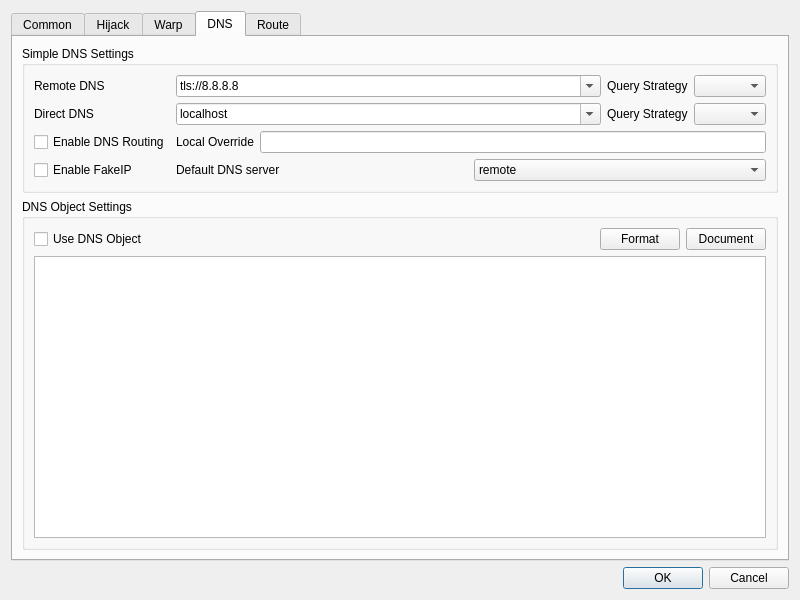
Qt form include/ui/setting/dialog_manage_routes.ui (Yulinanami/ethernet-tun-test) before a commit.
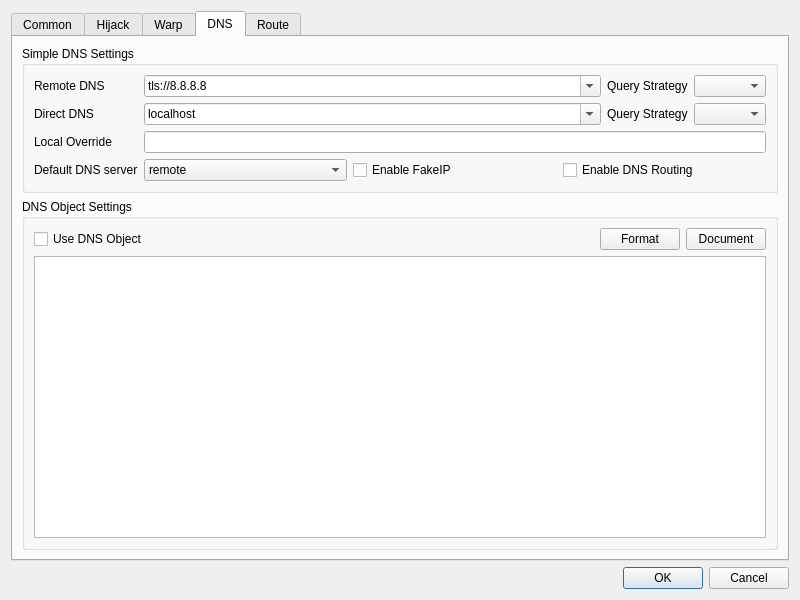
The same form after that commit. The open tabs and pages were chosen to show the change.

What changed in the file:
```diff
--- a/include/ui/setting/dialog_manage_routes.ui
+++ b/include/ui/setting/dialog_manage_routes.ui
@@ -358,13 +358,6 @@
           </item>
           <item row="6" column="3">
            <layout class="QHBoxLayout" name="horizontalLayout_3">
-            <item>
-             <widget class="QLabel" name="dns_final_out_l">
-              <property name="text">
-               <string>Default DNS server</string>
-              </property>
-             </widget>
-            </item>
             <item>
              <widget class="QComboBox" name="dns_final_out">
               <item>
@@ -379,6 +372,23 @@
               </item>
              </widget>
             </item>
+            <item>
+             <widget class="QCheckBox" name="enable_fakeip">
+              <property name="text">
+               <string>Enable FakeIP</string>
+              </property>
+             </widget>
+            </item>
+            <item>
+             <widget class="QCheckBox" name="enable_dns_routing">
+              <property name="toolTip">
+               <string>&lt;html&gt;&lt;head/&gt;&lt;body&gt;&lt;p&gt;When enabled, domains destined for direct outbound will also be resolved using direct dns&lt;/p&gt;&lt;/body&gt;&lt;/html&gt;</string>
+              </property>
+              <property name="text">
+               <string>Enable DNS Routing</string>
+              </property>
+             </widget>
+            </item>
            </layout>
           </item>
           <item row="2" column="3">
@@ -433,13 +443,6 @@
             </item>
            </layout>
           </item>
-          <item row="6" column="0">
-           <widget class="QCheckBox" name="enable_fakeip">
-            <property name="text">
-             <string>Enable FakeIP</string>
-            </property>
-           </widget>
-          </item>
           <item row="1" column="3">
            <layout class="QHBoxLayout" name="horizontalLayout_7">
             <item>
@@ -502,28 +505,25 @@
           </item>
           <item row="4" column="3">
            <layout class="QHBoxLayout" name="horizontalLayout_5">
-            <item>
-             <widget class="QLabel" name="label_2">
-              <property name="toolTip">
-               <string>&lt;html&gt;&lt;head/&gt;&lt;body&gt;&lt;p&gt;Local DNS can not be used in some configurations, you will have to set an ip here to be used as local dns in such situations&lt;/p&gt;&lt;/body&gt;&lt;/html&gt;</string>
-              </property>
-              <property name="text">
-               <string>Local Override</string>
-              </property>
-             </widget>
-            </item>
             <item>
              <widget class="QLineEdit" name="local_override"/>
             </item>
            </layout>
           </item>
           <item row="4" column="0">
-           <widget class="QCheckBox" name="enable_dns_routing">
+           <widget class="QLabel" name="label_2">
             <property name="toolTip">
              <string>&lt;html&gt;&lt;head/&gt;&lt;body&gt;&lt;p&gt;When enabled, domains destined for direct outbound will also be resolved using direct dns&lt;/p&gt;&lt;/body&gt;&lt;/html&gt;</string>
             </property>
             <property name="text">
-             <string>Enable DNS Routing</string>
+             <string>Local Override</string>
+            </property>
+           </widget>
+          </item>
+          <item row="6" column="0">
+           <widget class="QLabel" name="dns_final_out_l">
+            <property name="text">
+             <string>Default DNS server</string>
             </property>
            </widget>
           </item>
```
Left out of the diff: 2 changed lines with no effect on the pictures.
